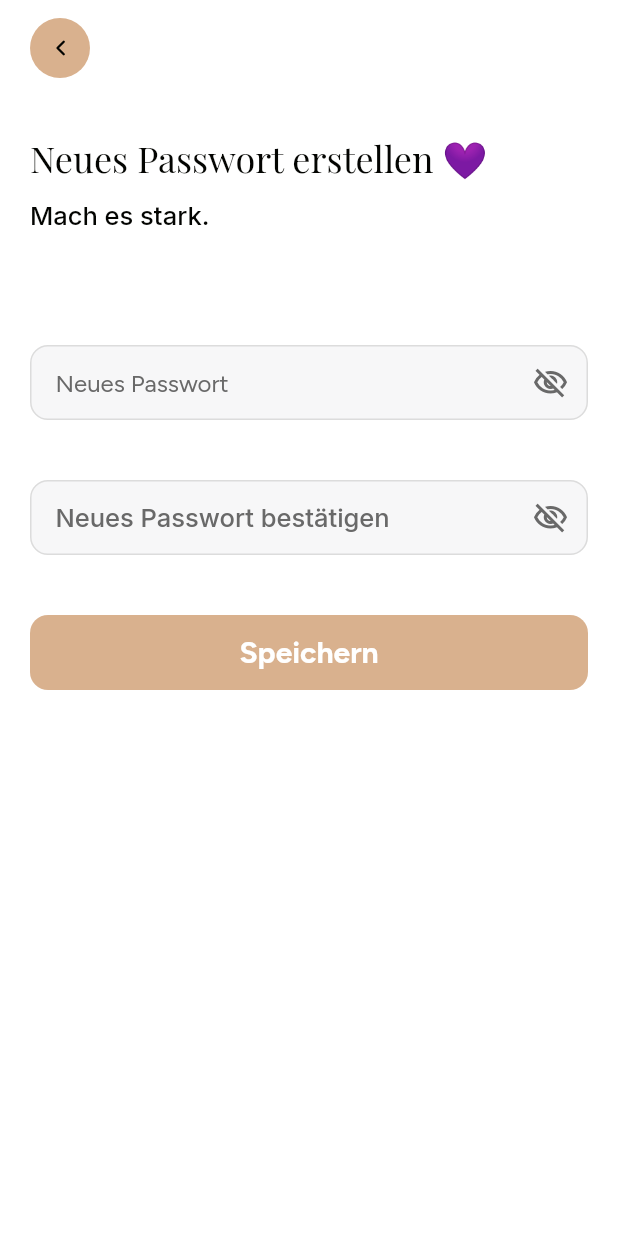
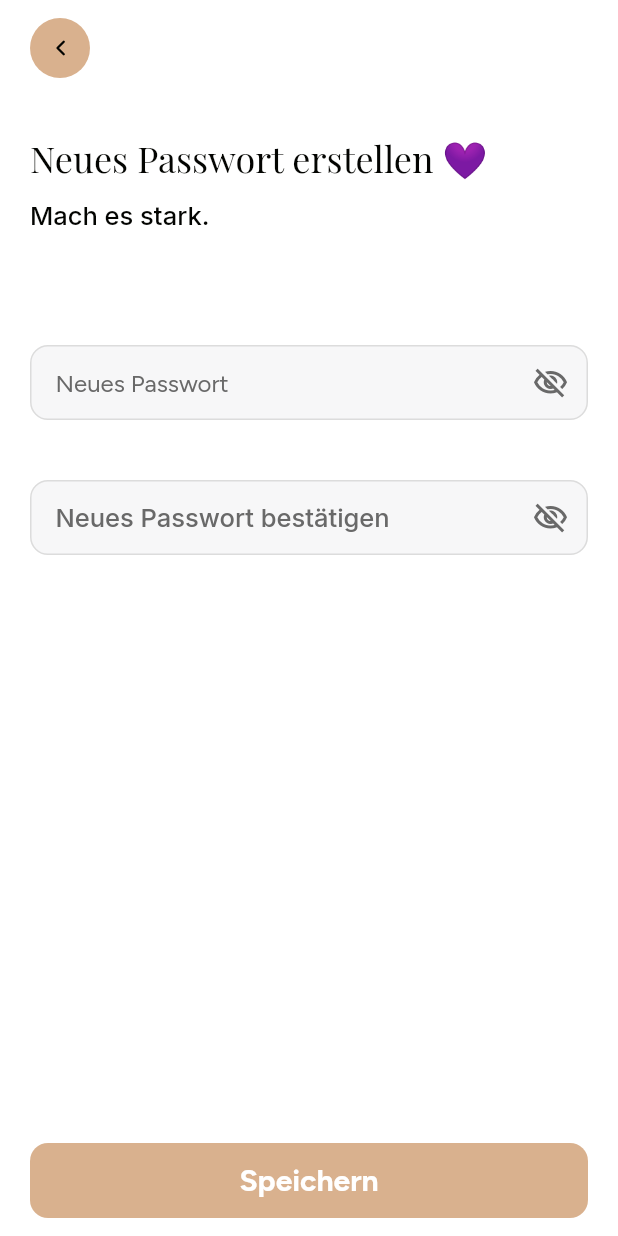
Before and after one commit to luvi-team/luvi-app, a Flutter app: the CreateNewPasswordScreen screen opened by its route, on a phone screen of 412 x 824 dp. Run offline on Flutter 3.47's test engine with Material 3 defaults, Android fonts, the phone set to English and light mode, and no system bars; our stand-ins replace flutter_dotenv, flutter_riverpod, flutter_svg, go_router, riverpod_annotation, supabase_flutter; accounts and stored records are empty; generated files the repository leaves out were written again; project files that could hold a hidden picture were left out.

Commit message:
fix(auth): unify routing, imports & CTA contracts - use goNamed() consistently in auth flow - add missing imports for AuthBottomCta/AuthScreenShell in signup - move CreateNew CTA into AuthBottomCta footer (reduce whitespace) - centralize strings (LoginCTA, CreateNewForm) - use AuthLayout.backButtonSize tokens

```diff
--- a/lib/core/strings/auth_strings.dart
+++ b/lib/core/strings/auth_strings.dart
@@ -2,6 +2,10 @@ class AuthStrings {
   static const loginHeadline = 'Willkommen zurück 💜';
   static const loginSubhead = 'Schön, dass du da bist.';
   static const loginCta = 'Anmelden';
+  static const loginCtaButton = loginCta;
+  static const loginCtaLinkPrefix = 'Neu bei LUVI? ';
+  static const loginCtaLinkAction = 'Starte hier';
+  static const loginCtaLoadingSemantic = 'Anmeldung läuft';
   static const loginForgot = 'Passwort vergessen?';
   static const loginSocialDivider = 'Oder melde dich an mit';
   static const errEmailInvalid = 'Ups, bitte E-Mail überprüfen';
@@ -28,6 +32,9 @@ class AuthStrings {
   static const successForgotTitle = 'E-Mail gesendet!';
   static const successForgotSubtitle = 'Bitte Postfach prüfen.';
   static const successCta = 'Fertig';
+  static const createNewHint1 = 'Neues Passwort';
+  static const createNewHint2 = 'Neues Passwort bestätigen';
+  static const createNewCta = 'Speichern';
   static const verifyResetTitle = 'Code eingeben 💜';
   static const verifyResetSubtitle = 'Gerade an deine E-Mail gesendet.';
   static const verifyEmailTitle = 'E-Mail bestätigen 💜';
--- a/lib/features/auth/screens/create_new_password_screen.dart
+++ b/lib/features/auth/screens/create_new_password_screen.dart
@@ -1,10 +1,11 @@
 import 'package:flutter/material.dart';
 import 'package:go_router/go_router.dart';
 import 'package:luvi_app/core/design_tokens/sizes.dart';
-import 'package:luvi_app/core/design_tokens/spacing.dart';
+import 'package:luvi_app/core/strings/auth_strings.dart';
 import 'package:luvi_app/core/theme/app_theme.dart';
 import 'package:luvi_app/features/auth/layout/auth_layout.dart';
 import 'package:luvi_app/features/auth/utils/layout_utils.dart';
+import 'package:luvi_app/features/auth/widgets/auth_bottom_cta.dart';
 import 'package:luvi_app/features/auth/widgets/auth_screen_shell.dart';
 import 'package:luvi_app/features/auth/widgets/create_new/create_new_header.dart';
 import 'package:luvi_app/features/auth/widgets/create_new/create_new_form.dart';
@@ -34,11 +35,7 @@ class _CreateNewPasswordScreenState extends State<CreateNewPasswordScreen> {
   bool _obscureNewPassword = true;
   bool _obscureConfirmPassword = true;
 
-  static const EdgeInsets _fieldScrollPadding = EdgeInsets.only(
-    bottom: Sizes.buttonHeight + Spacing.l * 2,
-  );
-
-  static const double _backButtonSize = 40;
+  static const double _backButtonSize = AuthLayout.backButtonSize;
   static const double _backIconSize = 20;
 
   @override
@@ -69,10 +66,26 @@ class _CreateNewPasswordScreenState extends State<CreateNewPasswordScreen> {
       color: tokens.grayscale500,
     );
 
+    final safeBottom = mediaQuery.padding.bottom;
+    final fieldScrollPadding = EdgeInsets.only(
+      bottom: Sizes.buttonHeight + AuthLayout.inputToCta + safeBottom,
+    );
+
     return Scaffold(
       key: const ValueKey('auth_create_new_screen'),
       resizeToAvoidBottomInset: true,
       backgroundColor: theme.colorScheme.surface,
+      bottomNavigationBar: AuthBottomCta(
+        topPadding: AuthLayout.inputToCta,
+        child: SizedBox(
+          height: Sizes.buttonHeight,
+          width: double.infinity,
+          child: ElevatedButton(
+            onPressed: () {},
+            child: const Text(AuthStrings.createNewCta),
+          ),
+        ),
+      ),
       body: _CreateNewBody(
         scrollController: _scrollController,
         headerKey: _headerKey,
@@ -90,7 +103,7 @@ class _CreateNewPasswordScreenState extends State<CreateNewPasswordScreen> {
         onToggleConfirmPassword: () {
           setState(() => _obscureConfirmPassword = !_obscureConfirmPassword);
         },
-        fieldScrollPadding: _fieldScrollPadding,
+        fieldScrollPadding: fieldScrollPadding,
         confirmTextStyle: confirmTextStyle,
         confirmHintStyle: confirmHintStyle,
         safeTop: mediaQuery.padding.top,
@@ -177,7 +190,7 @@ class _CreateNewBody extends StatelessWidget {
             if (Navigator.of(context).canPop()) {
               Navigator.of(context).pop();
             } else {
-              context.go('/auth/login');
+              context.goNamed('login');
             }
           },
           backgroundColor: backgroundColor,
--- a/lib/features/auth/screens/success_screen.dart
+++ b/lib/features/auth/screens/success_screen.dart
@@ -98,7 +98,7 @@ class SuccessScreen extends StatelessWidget {
       ),
       bottomNavigationBar: AuthBottomCta(
         child: _BottomCta(
-          onPressed: () => context.go('/auth/login'),
+          onPressed: () => context.goNamed('login'),
           isLoading: false,
         ),
       ),
--- a/lib/features/auth/widgets/create_new/create_new_form.dart
+++ b/lib/features/auth/widgets/create_new/create_new_form.dart
@@ -1,6 +1,5 @@
 import 'package:flutter/material.dart';
-import 'package:luvi_app/core/design_tokens/sizes.dart';
-import 'package:luvi_app/core/design_tokens/spacing.dart';
+import 'package:luvi_app/core/strings/auth_strings.dart';
 import 'package:luvi_app/features/auth/layout/auth_layout.dart';
 import 'package:luvi_app/features/auth/utils/field_auto_scroller.dart';
 import 'package:luvi_app/features/auth/widgets/login_password_field.dart';
@@ -54,7 +53,7 @@ class CreateNewForm extends StatelessWidget {
             textInputAction: TextInputAction.next,
             onSubmitted: (_) => FocusScope.of(context).nextFocus(),
             scrollPadding: fieldScrollPadding,
-            hintText: 'Neues Passwort',
+            hintText: AuthStrings.createNewHint1,
           ),
         ),
         const SizedBox(height: AuthLayout.gapInputToCta),
@@ -72,21 +71,11 @@ class CreateNewForm extends StatelessWidget {
             textInputAction: TextInputAction.done,
             onSubmitted: (_) => FocusScope.of(context).unfocus(),
             scrollPadding: fieldScrollPadding,
-            hintText: 'Neues Passwort bestätigen',
+            hintText: AuthStrings.createNewHint2,
             textStyle: confirmTextStyle,
             hintStyle: confirmHintStyle,
           ),
         ),
-        const SizedBox(height: AuthLayout.inputToCta),
-        SizedBox(
-          height: Sizes.buttonHeight,
-          width: double.infinity,
-          child: ElevatedButton(
-            onPressed: () {},
-            child: const Text('Speichern'),
-          ),
-        ),
-        const SizedBox(height: Spacing.l),
       ],
     );
   }
```
Also changed, not shown: lib/features/auth/screens/auth_signup_screen.dart (+6 -22 lines), lib/features/auth/screens/login_screen.dart (+4 -3 lines), lib/features/auth/screens/reset_password_screen.dart (+10 -9 lines), lib/features/auth/widgets/login_cta_section.dart (+6 -4 lines).
